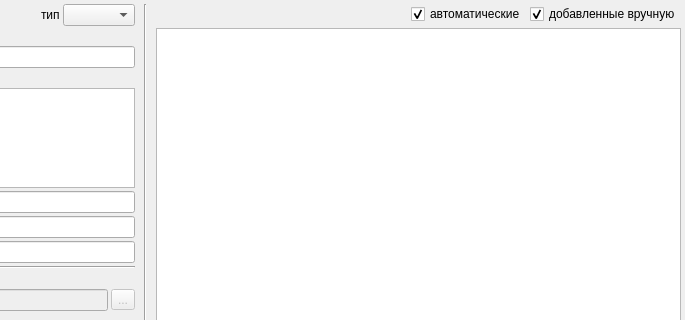
Old version of the form item_dialog.ui in the repository ChromVanadium/InventarIO; both pictures show x 219 to 904 and y 0 to 320 of the 904 by 473 pixel window.
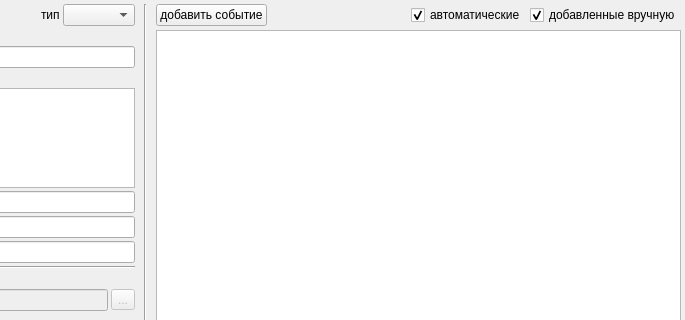
New version of the form.

Diff of the .ui file:
```diff
--- a/item_dialog.ui
+++ b/item_dialog.ui
@@ -235,6 +235,13 @@
          <property name="topMargin">
           <number>0</number>
          </property>
+         <item>
+          <widget class="QPushButton" name="btAddEvent">
+           <property name="text">
+            <string>добавить событие</string>
+           </property>
+          </widget>
+         </item>
          <item>
           <spacer name="horizontalSpacer_2">
            <property name="orientation">
```
